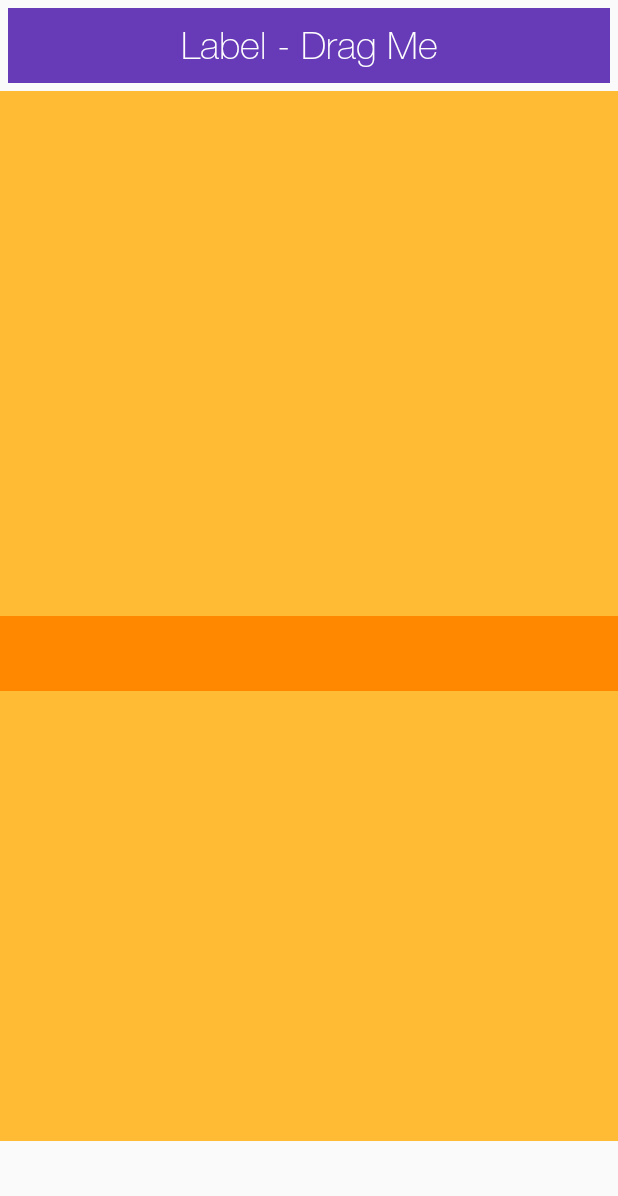
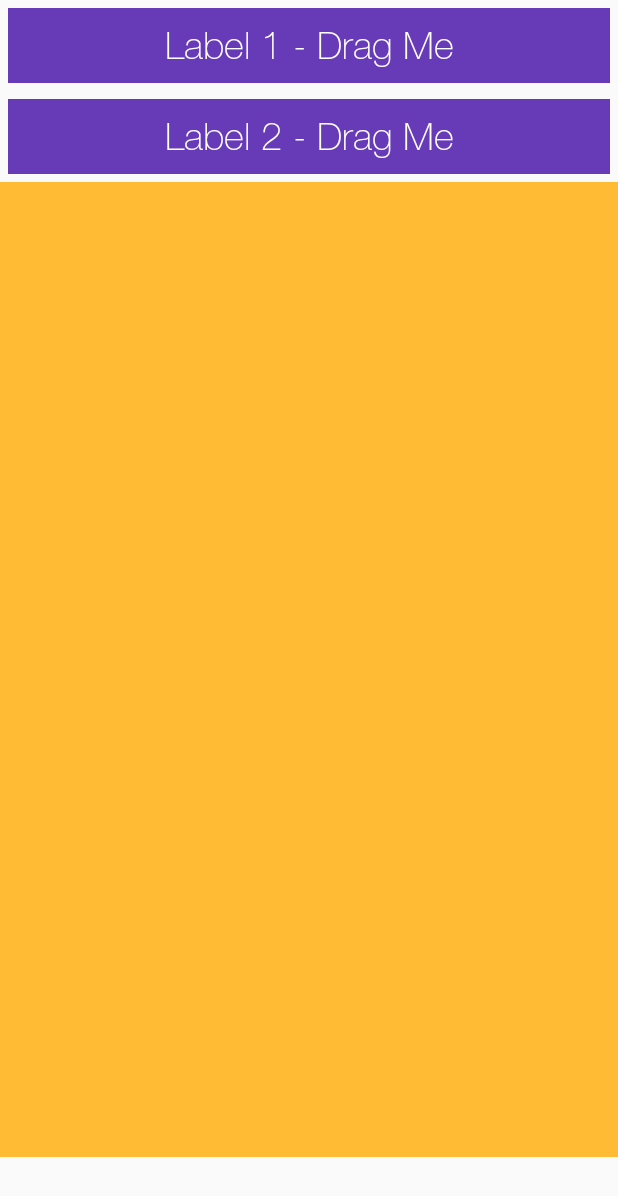
Before and after one commit to rohitkumar377024/MMSE, an Android app: the DragAndDropDemoActivity screen opened directly, with no data from a screen before it, on a phone screen of 412 x 824 dp. Shown: the top 1196 px of the screen. Run offline under Robolectric (Android 15) with nearby library versions, the phone set to English and light mode, and no system bars.

Commit message:
July 3 - Morning Start Commit

```diff
--- a/app/src/main/java/com/app/mmse/new_toolbox/drag_and_drop/DragAndDropDemoActivity.kt
+++ b/app/src/main/java/com/app/mmse/new_toolbox/drag_and_drop/DragAndDropDemoActivity.kt
@@ -32,7 +32,7 @@ class DragAndDropDemoActivity : AppCompatActivity(), View.OnTouchListener, View.
 
             //update the text and color in the target view to reflect the data being dropped
             dropTarget.text = "${dropped.text}: Dropped here!" //todo --> changed here
-            dropTarget.setBackgroundColor(Color.BLUE)
+            dropTarget.setBackgroundColor(Color.CYAN)
         }
         return true
     }
@@ -48,8 +48,6 @@ class DragAndDropDemoActivity : AppCompatActivity(), View.OnTouchListener, View.
             false
     }
 
-
-
     @SuppressLint("ClickableViewAccessibility")
     override fun onCreate(savedInstanceState: Bundle?) {
         super.onCreate(savedInstanceState)
@@ -57,8 +55,8 @@ class DragAndDropDemoActivity : AppCompatActivity(), View.OnTouchListener, View.
 
         /* Setting Touch and Drag Listeners */
         text1.setOnTouchListener(this)
+        text2.setOnTouchListener(this)
 
-        text2.setOnDragListener(this)
         text3.setOnDragListener(this)
         text4.setOnDragListener(this)
         text5.setOnDragListener(this)
--- a/app/src/main/res/layout/activity_drag_and_drop_demo.xml
+++ b/app/src/main/res/layout/activity_drag_and_drop_demo.xml
@@ -8,18 +8,17 @@
             android:gravity="center"
             android:layout_width="match_parent"
             android:layout_margin="5dp"
-            android:text="Label - Drag Me"
+            android:text="Label 1 - Drag Me"
             android:id="@+id/text1"
             style="@style/ToolButtonStyle" />
     <TextView
+            android:gravity="center"
+            android:fontFamily="@font/helvetica_neue_thin"
             android:layout_width="match_parent"
-            android:layout_margin="0dp"
-            android:paddingLeft="0dp"
-            android:paddingRight="0dp"
+            android:layout_margin="5dp"
             style="@style/ToolButtonStyle"
-            android:text=""
-            android:id="@+id/text2"
-            android:background="@android:color/holo_orange_light"/>
+            android:text="Label 2 - Drag Me"
+            android:id="@+id/text2"/>
     <TextView
             android:layout_width="match_parent"
             android:layout_margin="0dp"
@@ -82,7 +81,7 @@
             style="@style/ToolButtonStyle"
             android:text=""
             android:id="@+id/text9"
-            android:background="@android:color/holo_orange_dark"/>
+            android:background="@android:color/holo_orange_light"/>
     <TextView
             android:layout_width="match_parent"
             android:layout_margin="0dp"
```
